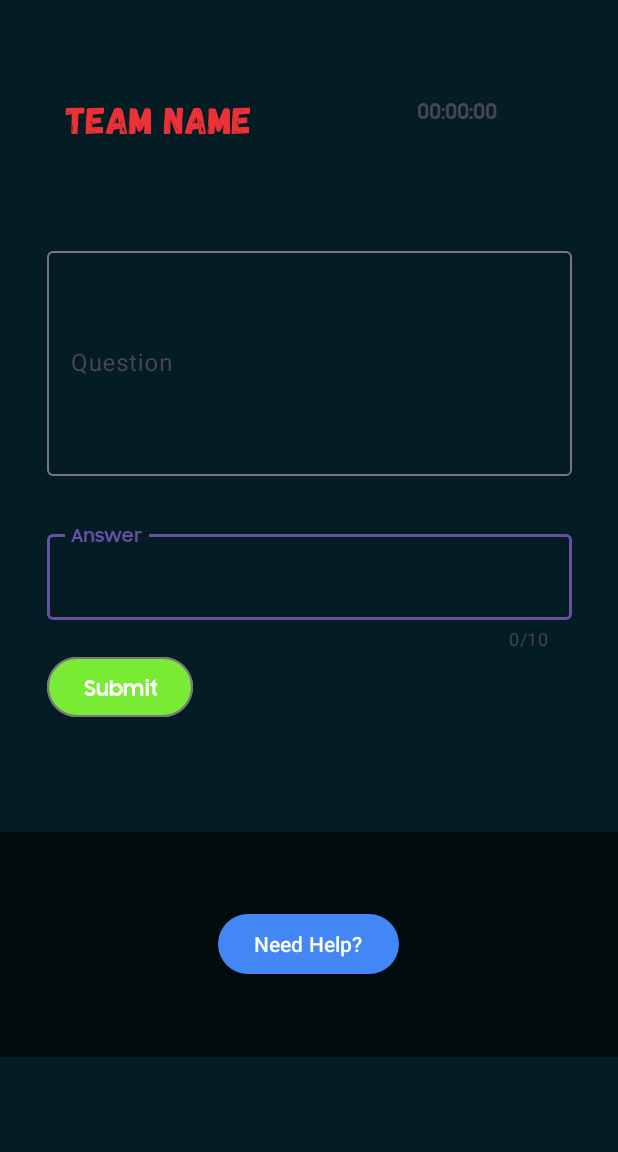
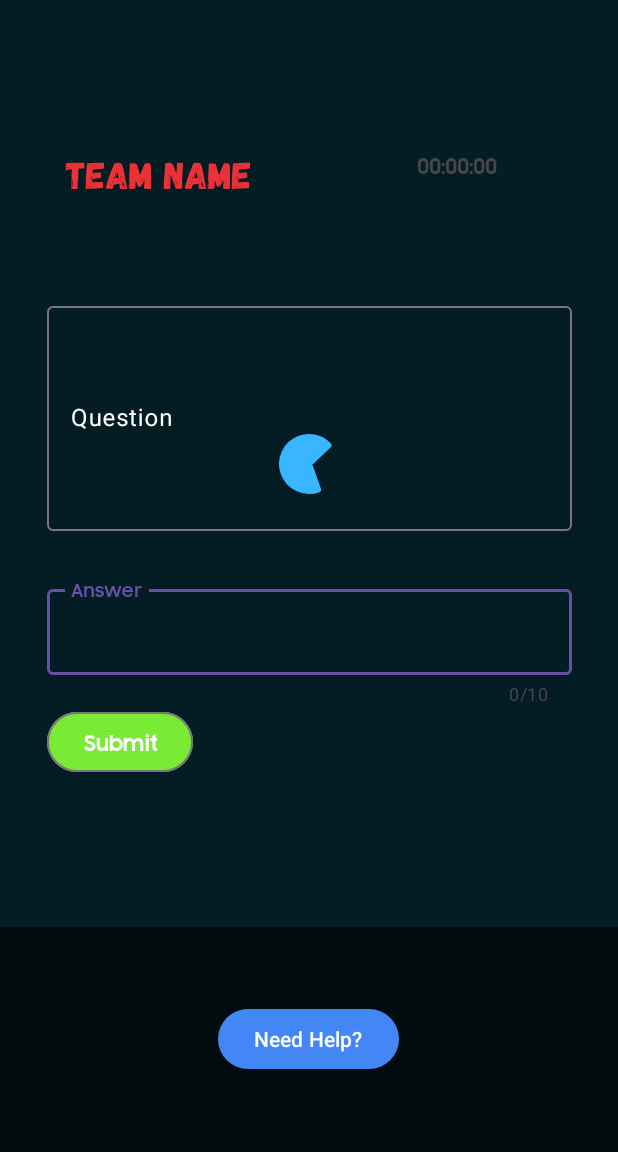
Before and after one commit to Letsdoit1/Cryptothon, an Android app: the MainActivity screen opened directly, with no data from a screen before it, on a phone screen of 412 x 824 dp, the part 84-1236 px from its top. Run offline under Robolectric (Android 15) with nearby library versions, the phone set to English and light mode, and no system bars; libraries missing offline, so code that uses them is left out: com.google.firebase.functions; 4 statements that could not run were skipped.

Commit message:
Bug fixes.

```diff
--- a/app/src/main/java/com/event/cryptothon/Activity_Login.java
+++ b/app/src/main/java/com/event/cryptothon/Activity_Login.java
@@ -8,6 +8,7 @@ import android.os.Bundle;
 import android.provider.Settings;
 import android.util.Log;
 import android.view.View;
+import android.widget.Button;
 import android.widget.TextView;
 import android.widget.Toast;
 
@@ -44,6 +45,7 @@ public class Activity_Login extends AppCompatActivity {
     }
 
     public void onClickedLoginBtn(View view) {
+        ((Button)findViewById(R.id.btnLogin)).setEnabled(false);
         String pwd = ((TextView)findViewById(R.id.txtPwd)).getText().toString();
         if(pwd==null || pwd.trim().isEmpty()) {
             Toast.makeText(Activity_Login.this,"Empty, Please enter shared password to continue.",Toast.LENGTH_SHORT).show();
@@ -53,6 +55,7 @@ public class Activity_Login extends AppCompatActivity {
                 .addOnCompleteListener(new OnCompleteListener<RegistrationDetails>() {
                     @Override
                     public void onComplete(@NonNull Task<RegistrationDetails> task) {
+                        ((Button)findViewById(R.id.btnLogin)).setEnabled(true);
                         if (!task.isSuccessful()) {
                             Exception e = task.getException();
                             String error = null;
--- a/app/src/main/res/layout/activity_main.xml
+++ b/app/src/main/res/layout/activity_main.xml
@@ -63,6 +63,16 @@
         app:layout_constraintEnd_toEndOf="parent"
         app:layout_constraintStart_toStartOf="parent"
         app:layout_constraintTop_toBottomOf="@+id/toolbar">
+
+        <com.google.android.material.progressindicator.CircularProgressIndicator
+            android:id="@+id/spinner"
+            android:layout_width="wrap_content"
+            android:layout_height="wrap_content"
+            android:indeterminate="true"
+            android:layout_gravity="center"
+            android:layout_centerInParent="true"
+            style="@style/Widget.App.CircularProgressIndicator"
+            />
 
         <!--        <com.google.android.material.textfield.TextInputLayout-->
         <!--            android:id="@+id/timer"-->
@@ -162,7 +172,9 @@
             android:layout_marginTop="50px"
             android:layout_marginBottom="50px"
             android:fontFamily="@font/font1"
-            android:hint="Question">
+            android:hint="Question"
+            android:textColorHint="#FFFFFF"
+            >
 
             <com.google.android.material.textfield.TextInputEditText
                 android:id="@+id/lblQuestion"
@@ -183,7 +195,7 @@
             app:counterEnabled="true"
             app:counterMaxLength="10"
             app:endIconMode="clear_text"
-
+            android:textColorHint="#FFFFFF"
             >
 
             <com.google.android.material.textfield.TextInputEditText
@@ -225,8 +237,8 @@
         app:layout_constraintEnd_toEndOf="parent"
         app:layout_constraintHorizontal_bias="0.0"
         app:layout_constraintStart_toStartOf="parent"
-        app:layout_constraintTop_toBottomOf="@+id/form"
-        app:layout_constraintVertical_bias="1.0">
+        >
+
 
         <Button
             android:id="@+id/btnUnlockHint"
@@ -241,7 +253,7 @@
             android:fontFamily="@font/font1"
             android:layout_width="match_parent"
             android:layout_height="wrap_content"
-            android:hint="Hint"
+            android:hint="hint"
             android:visibility="gone"
             android:layout_centerInParent="true"
             android:layout_margin="50px"
--- a/app/src/main/res/values/styles.xml
+++ b/app/src/main/res/values/styles.xml
@@ -9,4 +9,17 @@
         <item name="android:buttonBarStyle">?android:attr/buttonBarStyle</item>
     </style>
 
+    <style name="Theme.App" parent="Theme.MaterialComponents.Light">
+        ...
+        <item name="circularProgressIndicatorStyle">@style/Widget.App.CircularProgressIndicator</item>
+    </style>
+
+    <style name="Widget.App.CircularProgressIndicator" parent="Widget.MaterialComponents.CircularProgressIndicator">
+        <item name="materialThemeOverlay">@style/ThemeOverlay.App.CircularProgressIndicator</item>
+        <item name="trackThickness">20dp</item>
+    </style>
+
+    <style name="ThemeOverlay.App.CircularProgressIndicator" parent="">
+        <item name="colorPrimary">#38B6FF</item>
+    </style>
 </resources>
```
Also changed, not shown: app/src/main/java/com/event/cryptothon/MainActivity.java (+5 -2 lines), 2 other files.
